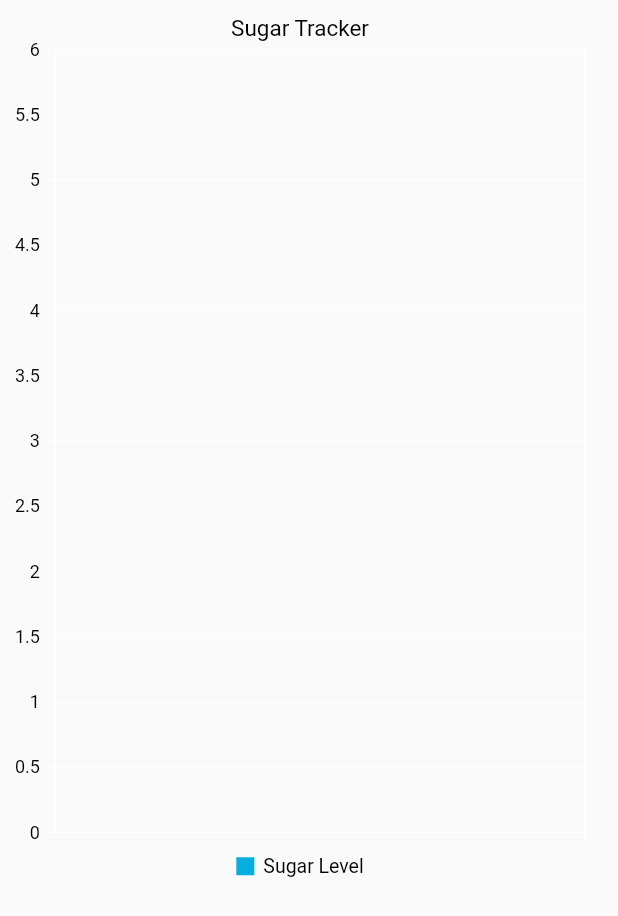
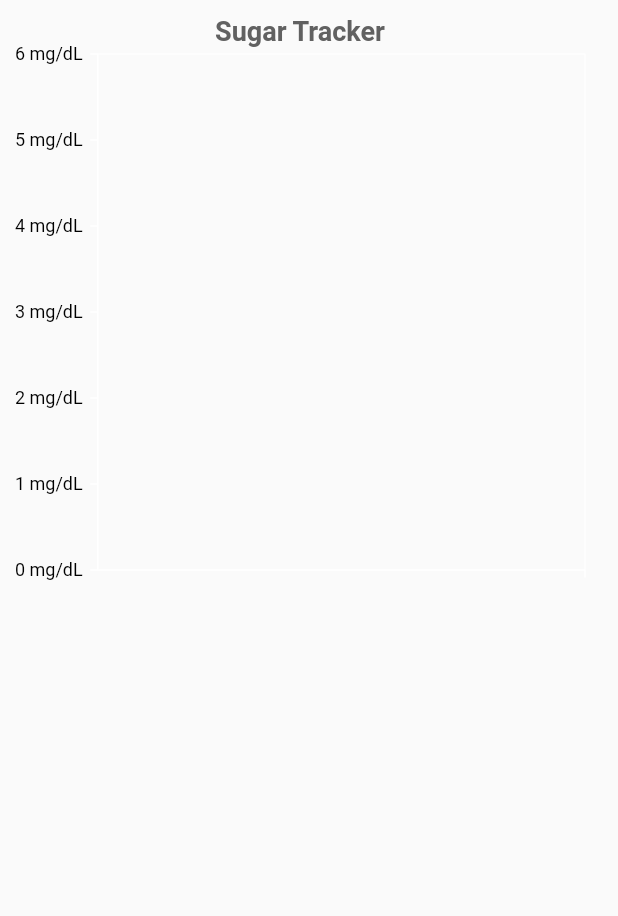
Before and after one commit to alsanati/sugartracker, a Flutter app: the Chart widget shown alone on an empty page, opened directly, on a phone screen of 412 x 824 dp. Shown: the top 916 px of the screen. Run offline on Flutter 3.47's test engine with Material 2 defaults, Android fonts, the phone set to English and light mode, and no system bars; our stand-ins replace image_picker, supabase, supabase_flutter, syncfusion_flutter_charts; accounts and stored records are empty; network calls fail.

Commit message:
changed design of chart to more minimal desigN

```diff
--- a/lib/app/views/chart_views/chart.dart
+++ b/lib/app/views/chart_views/chart.dart
@@ -1,5 +1,3 @@
-// ignore_for_file: prefer_const_constructors, library_private_types_in_public_api
-
 import 'dart:convert';
 
 import 'package:flutter/material.dart';
@@ -44,12 +42,20 @@ class _ChartState extends State<Chart> {
 
             return SizedBox(
                 width: 400,
-                height: 600,
+                height: 400,
                 child: SfCartesianChart(
-                  primaryXAxis: CategoryAxis(),
-                  title: ChartTitle(text: 'Sugar Tracker'),
-                  legend: Legend(isVisible: true),
-                  tooltipBehavior: TooltipBehavior(enable: true),
+                  primaryXAxis: CategoryAxis(
+                    majorGridLines: const MajorGridLines(width: 0),
+                  ),
+                  primaryYAxis: NumericAxis(
+                      majorGridLines: const MajorGridLines(width: 0),
+                      labelFormat: '{value} mg/dL'),
+                  title: ChartTitle(
+                      text: 'Sugar Tracker',
+                      textStyle: TextStyle(
+                          color: Colors.grey[700],
+                          fontSize: 18,
+                          fontWeight: FontWeight.bold)),
                   series: <ChartSeries>[
                     LineSeries<SugarData, String>(
                       dataSource: sugarLevels,
@@ -57,15 +63,17 @@ class _ChartState extends State<Chart> {
                           sugarData.createdAt,
                       yValueMapper: (SugarData sugarData, _) =>
                           sugarData.sugarLevel,
-                      name: 'Sugar Level',
-                      dataLabelSettings: DataLabelSettings(isVisible: true),
+                      color: Colors.black,
+                      dataLabelSettings:
+                          const DataLabelSettings(isVisible: false),
+                      width: 2,
                     ),
                   ],
                 ));
           } else if (snapshot.hasError) {
             return Text('${snapshot.error}');
           } else {
-            return CircularProgressIndicator();
+            return const CircularProgressIndicator();
           }
         }));
   }
--- a/lib/constants.dart
+++ b/lib/constants.dart
@@ -6,7 +6,7 @@ final supabase = Supabase.instance.client;
 extension ShowSnackBar on BuildContext {
   void showSnackBar({
     required String message,
-    Color backgrodundColor = Colors.white,
+    Color backgrodundColor = Colors.green,
   }) {
     ScaffoldMessenger.of(this).showSnackBar(SnackBar(
       content: Text(message),
--- a/lib/main_common.dart
+++ b/lib/main.dart
@@ -41,7 +41,7 @@ class MyApp extends StatelessWidget {
       ),
       initialRoute: '/',
       routes: <String, WidgetBuilder>{
-        '/': (_) => const SplashPage(),
+        '/': (_) => const BottomNav(),
         '/login': (_) => const LoginPage(),
         '/account': (_) => const AccountPage(),
         "/home": (_) => const Homepage(),
--- a/pubspec.yaml
+++ b/pubspec.yaml
@@ -79,8 +79,7 @@ flutter:
   uses-material-design: true
 
   # To add assets to your application, add an assets section, like this:
-  assets:
-    - .env
+
   #   - images/a_dot_burr.jpeg
   #   - images/a_dot_ham.jpeg
 
```
